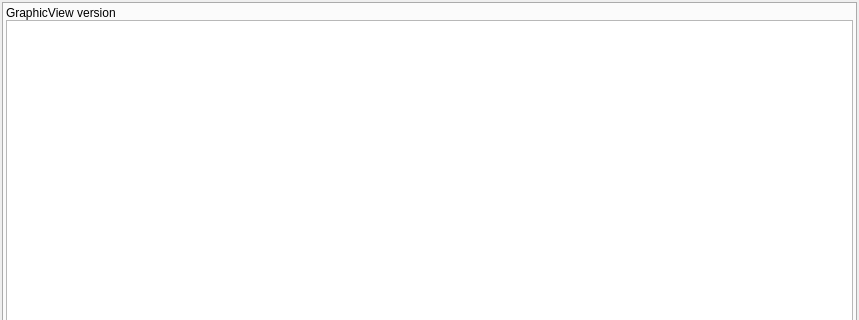
Above: src/vle/gvle2/filevpzview.ui from vle-forge/vle before the change; both pictures show x 0 to 859 and y 0 to 320 of the 859 by 505 pixel window. Below: the same form after it.
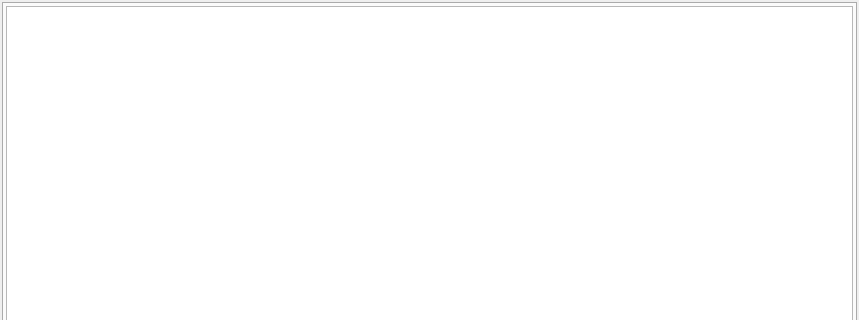
That is the form after the change.

Commit message:
gvle2: replace main view with VpzDiagScene
- rely on the VpzDiagScene, used for classes, for the main view
- remove vleVpzModel, vlevpzconn, vlevpzport APIs
- rely on QDomNode for the saving of vpz
- remove link to plugin_modeler

What changed in the file:
```diff
--- a/src/vle/gvle2/filevpzview.ui
+++ b/src/vle/gvle2/filevpzview.ui
@@ -61,13 +61,10 @@
            <property name="spacing">
             <number>0</number>
            </property>
-           <item row="1" column="0">
-            <widget class="QGraphicsView" name="graphicView"/>
-           </item>
            <item row="0" column="0">
-            <widget class="QLabel" name="label">
-             <property name="text">
-              <string>GraphicView version</string>
+            <widget class="QGraphicsView" name="graphicView">
+             <property name="alignment">
+              <set>Qt::AlignLeading|Qt::AlignLeft|Qt::AlignTop</set>
              </property>
             </widget>
            </item>
```
Left out of the diff: 48 changed lines with no effect on the pictures. The commit also changes 20 other files.
